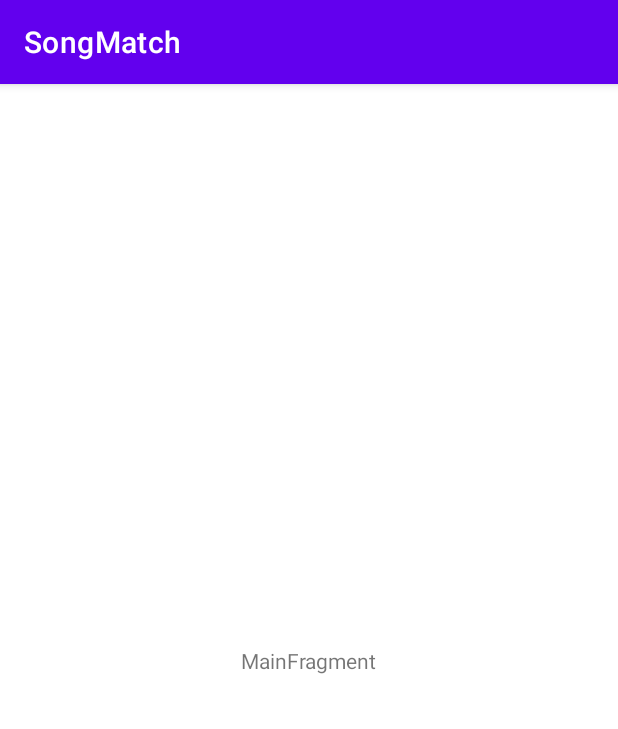
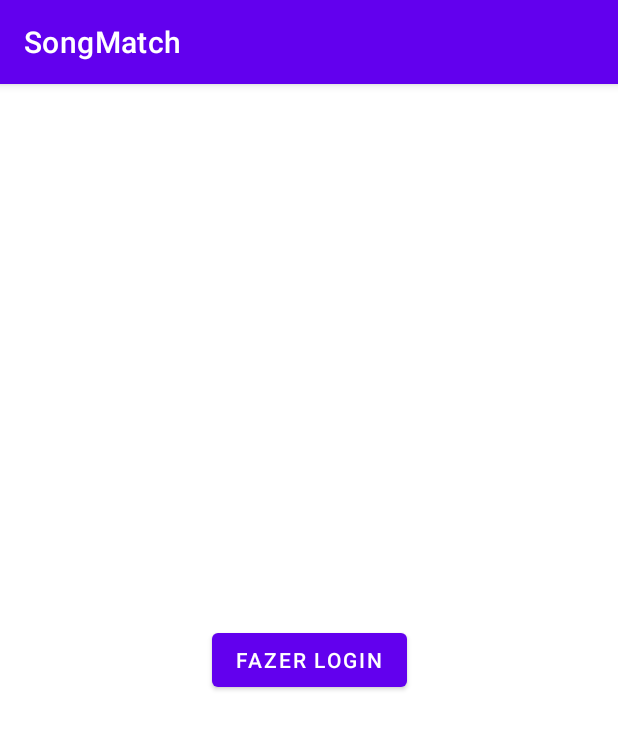
Before and after one commit to Gabriel-Oliveira-Borges/SongsMatchAndroid, an Android app: the screen it shows after launch (MainActivity), on a phone screen of 412 x 824 dp. Shown: the top 729 px of the screen. Run offline under Robolectric (Android 15) with nearby library versions, the phone set to English and light mode, and no system bars; our stand-ins replace data binding; libraries missing offline, so code that uses them is left out: com.spotify.sdk.

```diff
--- /dev/null
+++ b/app/src/main/java/com/example/songmatch/BaseViewModel.kt
@@ -0,0 +1,9 @@
+package com.example.songmatch
+
+import androidx.lifecycle.ViewModel
+
+abstract class BaseViewModel<A, S> : ViewModel() {
+    abstract val viewState: S
+
+    abstract fun dispatchViewAction(action: A)
+}
--- a/app/src/main/java/com/example/songmatch/MainActivity.kt
+++ b/app/src/main/java/com/example/songmatch/MainActivity.kt
@@ -1,12 +1,12 @@
 package com.example.songmatch
 
+import android.app.Activity
 import android.content.Context
 import android.content.Intent
 import android.os.Bundle
-import android.util.Log
 import androidx.appcompat.app.AppCompatActivity
-import com.example.songmatch.ui.main.MainFragment
-import com.example.songmatch.ui.main.REQUEST_CODE
+import com.example.songmatch.login.presentation.presentation.SpotifyLoginFragment
+import com.example.songmatch.login.presentation.presentation.SPOTIFY_LOGIN_REQUEST_CODE
 import com.spotify.sdk.android.authentication.AuthenticationClient
 import com.spotify.sdk.android.authentication.AuthenticationResponse
 
@@ -19,29 +19,30 @@ class MainActivity : AppCompatActivity() {
         setContentView(R.layout.main_activity)
         if (savedInstanceState == null) {
             supportFragmentManager.beginTransaction()
-                .replace(R.id.container, MainFragment.newInstance())
+                .replace(R.id.container, SpotifyLoginFragment.newInstance())
                 .commitNow()
         }
     }
 
     override fun onActivityResult(requestCode: Int, resultCode: Int, data: Intent?) {
         super.onActivityResult(requestCode, resultCode, data)
-        Log.e("MainActivity", requestCode.toString())
-        Log.e("MainActivity", resultCode.toString())
         when (requestCode) {
-            REQUEST_CODE -> {
+            SPOTIFY_LOGIN_REQUEST_CODE -> {
                 val response =
                     AuthenticationClient.getResponse(resultCode, data)
                 when (response.type) {
                     AuthenticationResponse.Type.TOKEN -> {
+                        // TODO: Não usar o sharedPreferences diretamente na activity. Esse token é válido por apenas 1 hora. Quando eu precisar atualizar as músicas, eu vou precisar pedir novamente pelo login. A parte boa é que fica salvo
                         with(sharedPreferences.edit()) {
                             putString(SPOTIFY_TOKEN, response.accessToken)
                             apply()
                         }
                     }
                     AuthenticationResponse.Type.ERROR -> {
+                        // TODO: Avisar ao usuário que deu ruim!
                     }
                     else -> {
+                        // TODO: Avisar ao usuário que deu ruim!
                     }
                 }
             }
--- /dev/null
+++ b/app/src/main/java/com/example/songmatch/login/presentation/listener/SpotifyLoginFragmentListener.kt
@@ -0,0 +1,5 @@
+package com.example.songmatch.login.presentation.listener
+
+interface SpotifyLoginFragmentListener {
+    fun onLoginPressed()
+}
--- /dev/null
+++ b/app/src/main/java/com/example/songmatch/login/presentation/presentation/SpotifyLoginFragment.kt
@@ -0,0 +1,64 @@
+package com.example.songmatch.login.presentation.presentation
+
+import android.content.Context
+import android.os.Bundle
+import android.util.Log
+import android.view.LayoutInflater
+import android.view.View
+import android.view.ViewGroup
+import androidx.fragment.app.Fragment
+import androidx.fragment.app.viewModels
+import androidx.lifecycle.Observer
+import com.example.songmatch.login.presentation.listener.SpotifyLoginFragmentListener
+import com.example.songmatch.SPOTIFY_TOKEN
+import com.example.songmatch.databinding.SpotifyLoginFragmentBinding
+import com.example.songmatch.login.presentation.presentation.model.SpotifyLoginViewAction
+
+const val CLIENT_ID = "d9451fbe5bbc4427abf4299070e2dbe1"
+const val REDIRECT_URI = "http://localhost:8888/callback"
+const val SPOTIFY_LOGIN_REQUEST_CODE = 1337
+
+class SpotifyLoginFragment : Fragment(), SpotifyLoginFragmentListener {
+    val sharedPreferences by lazy { requireContext().getSharedPreferences("SharedPreferences", Context.MODE_PRIVATE) }
+    private val viewModel: SpotifyLoginViewModel by viewModels()
+    private lateinit var binding: SpotifyLoginFragmentBinding
+
+    override fun onCreateView(inflater: LayoutInflater, container: ViewGroup?,
+                              savedInstanceState: Bundle?): View {
+        // TODO: Essa fragment está como inicial no nav graph. Fazer como eu fiz no BillsManager, criando um fragment inicial, que irá escolher qual fluxo de navegação o app deve seguir com base no accessToken salvo (Ver por quanto tempo ele é válido)
+        return SpotifyLoginFragmentBinding.inflate(inflater).apply {
+            binding = this
+            viewModel = this@SpotifyLoginFragment.viewModel
+            listener = this@SpotifyLoginFragment
+        }.root
+    }
+
+    override fun onViewCreated(view: View, savedInstanceState: Bundle?) {
+        super.onViewCreated(view, savedInstanceState)
+        observeActions()
+    }
+
+
+    override fun onLoginPressed() {
+        viewModel.dispatchViewAction(
+            SpotifyLoginViewAction.RequestLogin(activity = this.requireActivity())
+        )
+    }
+
+    private fun observeActions() {
+        viewModel.viewState.action.observe(viewLifecycleOwner, Observer {action ->
+            when (action) {
+
+            }
+        })
+    }
+
+    private fun getFromSharedPreferences() {
+        Log.d("MainActivity", sharedPreferences.getString(SPOTIFY_TOKEN, null).toString())
+    }
+
+    companion object {
+        fun newInstance() =
+            SpotifyLoginFragment()
+    }
+}
--- /dev/null
+++ b/app/src/main/java/com/example/songmatch/login/presentation/presentation/model/SpotifyLoginViewState.kt
@@ -0,0 +1,10 @@
+package com.example.songmatch.login.presentation.presentation.model
+
+import androidx.lifecycle.MutableLiveData
+
+class SpotifyLoginViewState {
+    sealed class Action {
+
+    }
+    val action = MutableLiveData<Action>() //todo: Mudar isso para ser `SingleLiveEvent` e não bugar a navegação como foi no bills manager
+}
--- a/app/src/main/java/com/example/songmatch/ui/main/MainFragment.kt
+++ /dev/null
@@ -1,54 +0,0 @@
-package com.example.songmatch.ui.main
-
-import android.content.Context
-import android.os.Bundle
-import android.util.Log
-import android.view.LayoutInflater
-import android.view.View
-import android.view.ViewGroup
-import androidx.fragment.app.Fragment
-import androidx.lifecycle.ViewModelProvider
-import com.example.songmatch.R
-import com.example.songmatch.SPOTIFY_TOKEN
-import com.spotify.sdk.android.authentication.AuthenticationClient
-import com.spotify.sdk.android.authentication.AuthenticationRequest
-import com.spotify.sdk.android.authentication.AuthenticationResponse
-
-const val CLIENT_ID = "d9451fbe5bbc4427abf4299070e2dbe1"
-const val REDIRECT_URI = "http://localhost:8888/callback"
-const val REQUEST_CODE = 1337
-
-class MainFragment : Fragment() {
-    val sharedPreferences by lazy { requireContext().getSharedPreferences("SharedPreferences", Context.MODE_PRIVATE) }
-    private lateinit var viewModel: MainViewModel
-
-    override fun onCreateView(inflater: LayoutInflater, container: ViewGroup?,
-                              savedInstanceState: Bundle?): View {
-        return inflater.inflate(R.layout.main_fragment, container, false)
-    }
-
-    override fun onActivityCreated(savedInstanceState: Bundle?) {
-        super.onActivityCreated(savedInstanceState)
-        viewModel = ViewModelProvider(this).get(MainViewModel::class.java)
-
-    }
-
-    private fun getFromSharedPreferences() {
-        Log.d("MainActivity", sharedPreferences.getString(SPOTIFY_TOKEN, null).toString())
-    }
-
-    private fun logInToSpotify() {
-        val builder: AuthenticationRequest.Builder =
-            AuthenticationRequest.Builder(CLIENT_ID, AuthenticationResponse.Type.TOKEN, REDIRECT_URI)
-
-        builder.setScopes(arrayOf("streaming", "user-top-read", "user-read-playback-state", "user-modify-playback-state", "user-read-currently-playing", "playlist-modify-private", "user-follow-read", "user-library-read", "user-read-email"))
-        builder.setShowDialog(true)
-        val request: AuthenticationRequest = builder.build()
-
-        AuthenticationClient.openLoginActivity(this.requireActivity(), REQUEST_CODE, request)
-    }
-
-    companion object {
-        fun newInstance() = MainFragment()
-    }
-}
--- a/app/src/main/java/com/example/songmatch/ui/main/MainViewModel.kt
+++ /dev/null
@@ -1,7 +0,0 @@
-package com.example.songmatch.ui.main
-
-import androidx.lifecycle.ViewModel
-
-class MainViewModel : ViewModel() {
-    // TODO: Implement the ViewModel
-}
--- a/app/src/main/res/layout/main_fragment.xml
+++ /dev/null
@@ -1,20 +0,0 @@
-<?xml version="1.0" encoding="utf-8"?>
-<androidx.constraintlayout.widget.ConstraintLayout xmlns:android="http://schemas.android.com/apk/res/android"
-    xmlns:app="http://schemas.android.com/apk/res-auto"
-    xmlns:tools="http://schemas.android.com/tools"
-    android:id="@+id/main"
-    android:layout_width="match_parent"
-    android:layout_height="match_parent"
-    tools:context=".ui.main.MainFragment">
-
-    <TextView
-        android:id="@+id/message"
-        android:layout_width="wrap_content"
-        android:layout_height="wrap_content"
-        android:text="MainFragment"
-        app:layout_constraintBottom_toBottomOf="parent"
-        app:layout_constraintEnd_toEndOf="parent"
-        app:layout_constraintStart_toStartOf="parent"
-        app:layout_constraintTop_toTopOf="parent" />
-
-</androidx.constraintlayout.widget.ConstraintLayout>
--- /dev/null
+++ b/app/src/main/res/layout/spotify_login_fragment.xml
@@ -0,0 +1,33 @@
+<?xml version="1.0" encoding="utf-8"?>
+<layout xmlns:android="http://schemas.android.com/apk/res/android"
+    xmlns:app="http://schemas.android.com/apk/res-auto"
+    xmlns:tools="http://schemas.android.com/tools">
+
+    <data>
+        <variable
+            name="viewModel"
+            type="com.example.songmatch.login.presentation.presentation.SpotifyLoginViewModel" />
+        <variable
+            name="listener"
+            type="com.example.songmatch.login.presentation.listener.SpotifyLoginFragmentListener" />
+    </data>
+
+    <androidx.constraintlayout.widget.ConstraintLayout
+        android:id="@+id/main"
+        android:layout_width="match_parent"
+        android:layout_height="match_parent"
+        tools:context=".OldLogin.main.SpotifyLoginFragment">
+
+        <Button
+            android:id="@+id/loginButton"
+            android:layout_width="wrap_content"
+            android:layout_height="wrap_content"
+            android:onClick="@{() -> listener.onLoginPressed()}"
+            android:text="Fazer login"
+            app:layout_constraintBottom_toBottomOf="parent"
+            app:layout_constraintEnd_toEndOf="parent"
+            app:layout_constraintStart_toStartOf="parent"
+            app:layout_constraintTop_toTopOf="parent" />
+
+    </androidx.constraintlayout.widget.ConstraintLayout>
+</layout>
```
Also changed, not shown: app/build.gradle (+13 -0 lines), app/src/main/java/com/example/songmatch/login/presentation/presentation/SpotifyLoginViewModel.kt (added, +37 -0 lines), app/src/main/java/com/example/songmatch/login/presentation/presentation/model/SpotifyLoginViewAction.kt (added, +7 -0 lines), app/src/main/java/com/example/songmatch/player/presentation/PlayerFragment.kt (renamed from app/src/main/java/com/example/songmatch/player/presentation/PlayerFrament.kt, +15 -3 lines), app/src/main/res/navigation/main_nav_graph.xml (added, +12 -0 lines), 18 other files.
